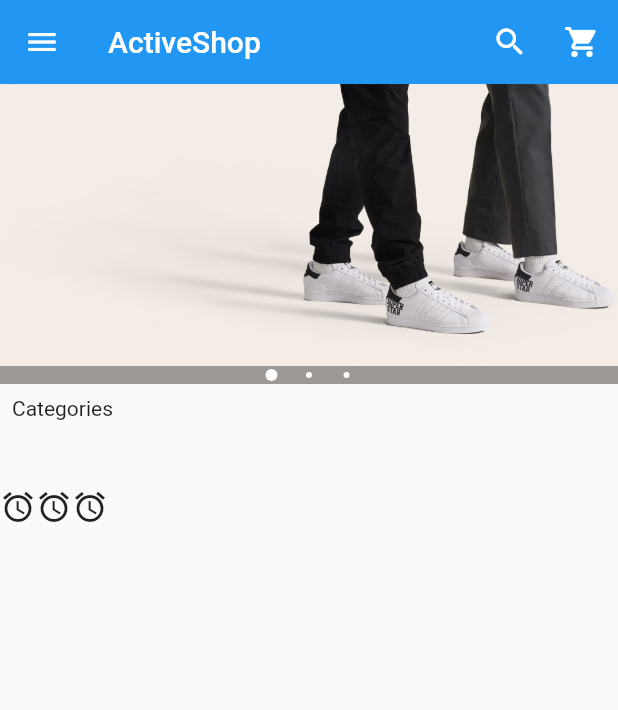
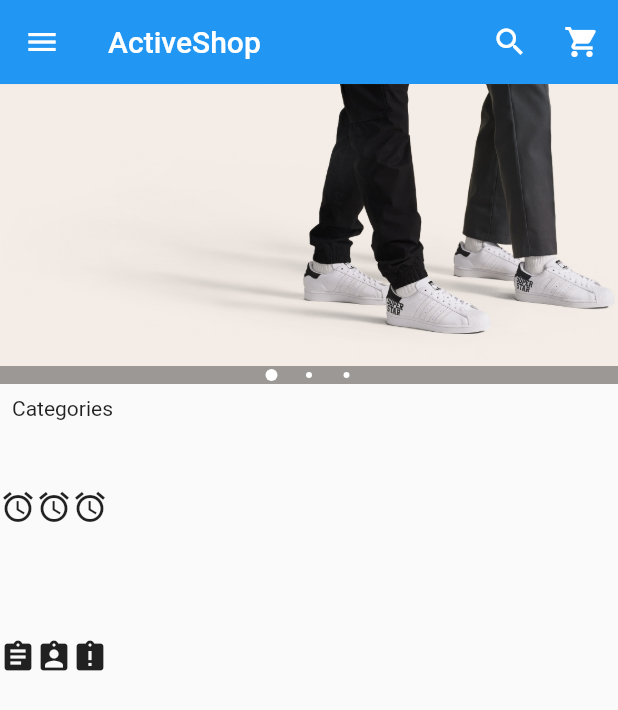
Before and after one commit to zinmyoswe/Flutter-Ecommerce-App, a Flutter app: the screen it shows after launch, on a phone screen of 412 x 824 dp. Shown: the top 710 px of the screen. Run offline on Flutter 3.47's test engine with Material 2 defaults, Android fonts, the phone set to English and light mode, and no system bars; drawn by our look-alikes of carousel_pro.

Commit message:
my changes

```diff
--- /dev/null
+++ b/lib/components/vovolistview.dart
@@ -0,0 +1,18 @@
+import 'package:flutter/material.dart';
+
+class VovoList extends StatelessWidget {
+  @override
+  Widget build(BuildContext context) {
+    return Container(
+      height: 100.0,
+      child: ListView(
+        scrollDirection: Axis.horizontal,
+        children: <Widget>[
+          new Icon(Icons.assignment),
+          new Icon(Icons.assignment_ind),
+          new Icon(Icons.assignment_late),
+        ],
+      ),
+    );
+  }
+}
--- a/lib/main.dart
+++ b/lib/main.dart
@@ -3,6 +3,7 @@ import 'package:carousel_pro/carousel_pro.dart';
 
 //my own imports
 import 'package:flutterecommerce/components/horizontal_listview.dart';
+import 'package:flutterecommerce/components/vovolistview.dart';
 
 void main(){
   runApp(
@@ -137,6 +138,7 @@ class _HomePageState extends State<HomePage> {
 
           //Horizontal list view begin here
           HorizontalList(),
+          VovoList(),
 
         ],
       ),
```
